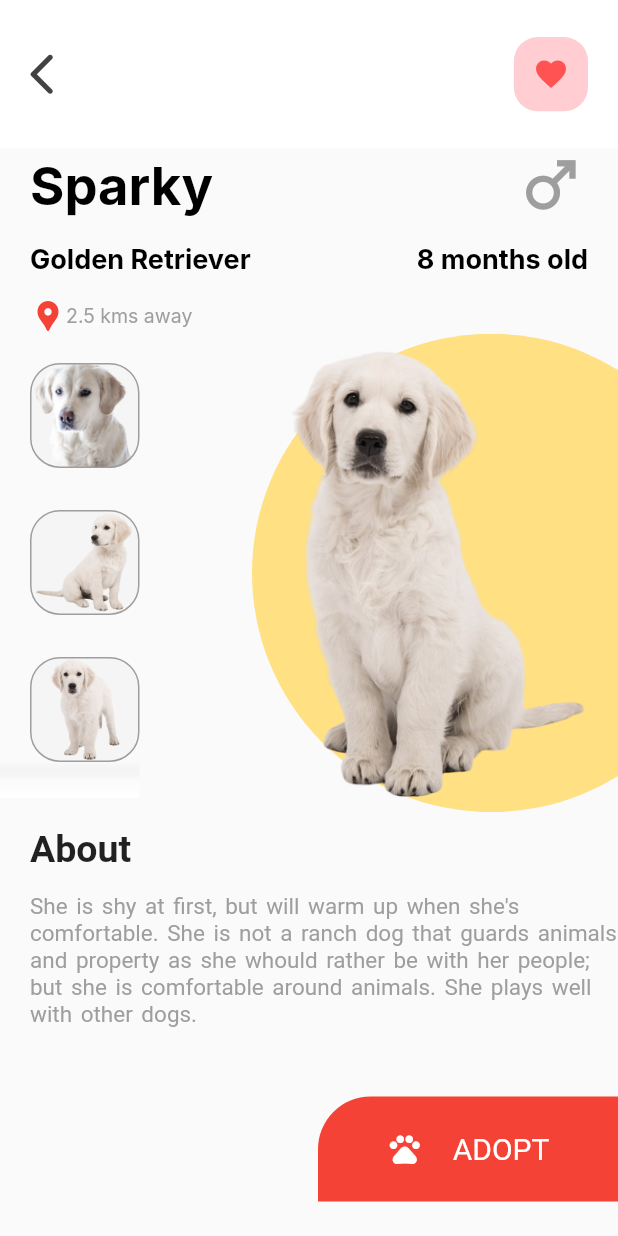
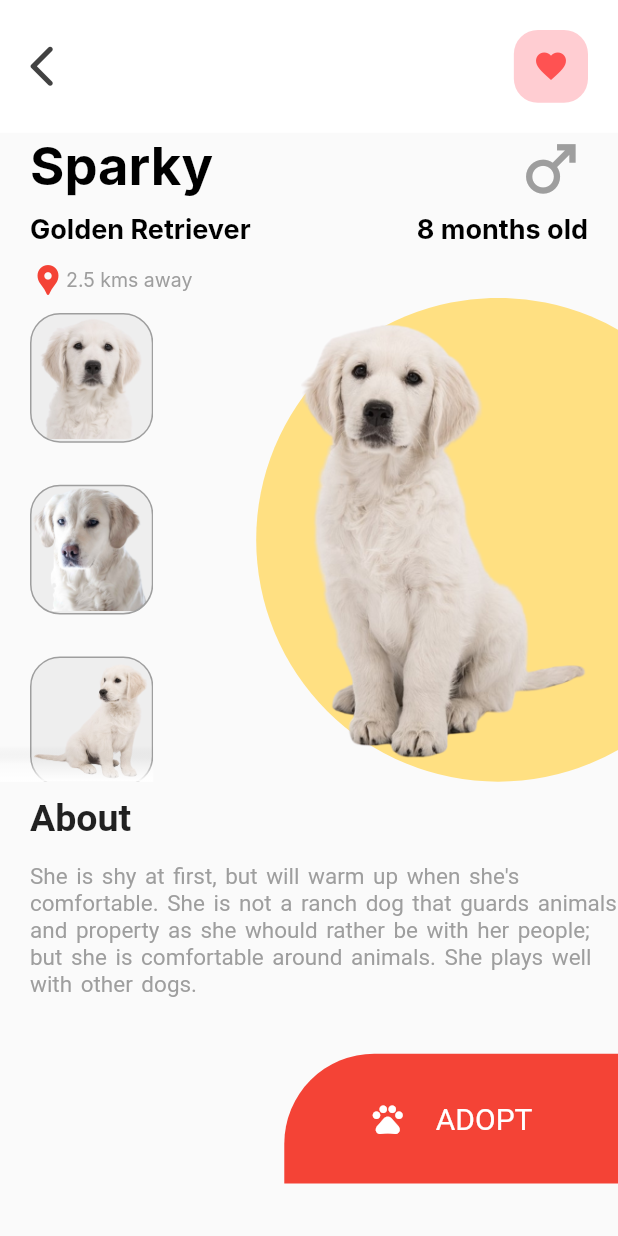
Before and after one commit to dudadiass/challenge_02, a Flutter app: the screen it shows after launch, after a tap on "Sparky", on a phone screen of 412 x 824 dp. Run offline on Flutter 3.47's test engine with Material 2 defaults, Android fonts, the phone set to English and light mode, and no system bars; Roboto replaces fonts that are missing (Inter).

Commit message:
details page finished responsivity

```diff
--- a/lib/app/models/animal_model.dart
+++ b/lib/app/models/animal_model.dart
@@ -21,7 +21,6 @@ class AnimalModel {
   final String localization;
   final bool isFavorite;
   final String about;
-  final String cardImage;
   final String mainImage;
   final Color colour;
   final List<String> galleryImages;
@@ -34,7 +33,6 @@ class AnimalModel {
     required this.localization,
     required this.isFavorite,
     required this.about,
-    required this.cardImage,
     required this.mainImage,
     required this.colour,
     required this.galleryImages,
--- a/lib/app/repositories/animal_repository.dart
+++ b/lib/app/repositories/animal_repository.dart
@@ -13,12 +13,11 @@ class AnimalRepository {
       isFavorite: false,
       about:
           "She is shy at first, but will warm up when she's comfortable. She is not a ranch dog that guards animals and property as she whould rather be with her people; but she is comfortable around animals. She plays well with other dogs.",
-      cardImage:
-          "assets/images/pets/dogs/golden_retriever/golden_retriever_01.png",
       mainImage:
           "assets/images/pets/dogs/golden_retriever/golden_retriever_07.png",
       colour: Colors.amber.shade200,
       galleryImages: [
+        "assets/images/pets/dogs/golden_retriever/golden_retriever_01.png",
         "assets/images/pets/dogs/golden_retriever/golden_retriever_02.png",
         "assets/images/pets/dogs/golden_retriever/golden_retriever_03.png",
         "assets/images/pets/dogs/golden_retriever/golden_retriever_04.png",
@@ -35,12 +34,11 @@ class AnimalRepository {
       isFavorite: false,
       about:
           "He is shy at first, but will warm up when he's comfortable. He is not a ranch dog that guards animals and property as he whould rather be with his people; but he is comfortable around animals. He plays well with other dogs.",
-      cardImage:
-          "assets/images/pets/dogs/jack_russell_terrier/jack_russell_terrier_01.png",
       mainImage:
           "assets/images/pets/dogs/jack_russell_terrier/jack_russell_terrier_05.png",
       colour: Colors.green.shade200,
       galleryImages: [
+        "assets/images/pets/dogs/jack_russell_terrier/jack_russell_terrier_01.png",
         "assets/images/pets/dogs/jack_russell_terrier/jack_russell_terrier_02.png",
         "assets/images/pets/dogs/jack_russell_terrier/jack_russell_terrier_03.png",
         "assets/images/pets/dogs/jack_russell_terrier/jack_russell_terrier_04.png",
@@ -55,10 +53,10 @@ class AnimalRepository {
       isFavorite: false,
       about:
           "He is shy at first, but will warm up when he's comfortable. He is not a ranch dog that guards animals and property as he whould rather be with his people; but he is comfortable around animals. He plays well with other dogs.",
-      cardImage: "assets/images/pets/dogs/siberian_husky/siberian_husky_01.png",
       mainImage: "assets/images/pets/dogs/siberian_husky/siberian_husky_07.png",
       colour: Colors.blue.shade200,
       galleryImages: [
+        "assets/images/pets/dogs/siberian_husky/siberian_husky_01.png",
         "assets/images/pets/dogs/siberian_husky/siberian_husky_02.png",
         "assets/images/pets/dogs/siberian_husky/siberian_husky_03.png",
         "assets/images/pets/dogs/siberian_husky/siberian_husky_04.png",
@@ -75,10 +73,15 @@ class AnimalRepository {
       isFavorite: false,
       about:
           "She is shy at first, but will warm up when she's comfortable. She is not a ranch dog that guards animals and property as she whould rather be with her people; but she is comfortable around animals. She plays well with other dogs.",
-      cardImage: "assets/images/pets/dogs/pug/pug_01.png",
-      mainImage: "",
+      mainImage: "assets/images/pets/dogs/pug/pug_06.png",
       colour: Colors.orange.shade200,
-      galleryImages: [""],
+      galleryImages: [
+        "assets/images/pets/dogs/pug/pug_01.png",
+        "assets/images/pets/dogs/pug/pug_02.png",
+        "assets/images/pets/dogs/pug/pug_03.png",
+        "assets/images/pets/dogs/pug/pug_04.png",
+        "assets/images/pets/dogs/pug/pug_05.png",
+      ],
     ),
   ];
 }
--- a/lib/app/widgets/details_page_widgets/about_widgets/about_widget.dart
+++ b/lib/app/widgets/details_page_widgets/about_widgets/about_widget.dart
@@ -10,8 +10,7 @@ class PetAboutWidget extends StatelessWidget {
   Widget build(BuildContext context) {
     final size = MediaQuery.of(context).size;
     return SizedBox(
-      width: size.width * 1,
-      height: size.height * 0.23,
+      height: size.width * 0.44,
       child: Padding(
         padding: const EdgeInsets.only(left: 20, top: 10),
         child: Column(
--- a/lib/app/widgets/details_page_widgets/adopt_bottom_widgets/adopt_bottom_widget.dart
+++ b/lib/app/widgets/details_page_widgets/adopt_bottom_widgets/adopt_bottom_widget.dart
@@ -6,15 +6,16 @@ class AdoptBottomWidget extends StatelessWidget {
 
   @override
   Widget build(BuildContext context) {
+    final size = MediaQuery.of(context).size;
     return Row(
       mainAxisAlignment: MainAxisAlignment.end,
       children: [
         Container(
-          width: 200,
-          height: 70,
+          width: size.width * 0.54,
+          height: size.width * 0.21,
           decoration: const BoxDecoration(
             color: Colors.red,
-            borderRadius: BorderRadius.only(topLeft: Radius.circular(35)),
+            borderRadius: BorderRadius.only(topLeft: Radius.circular(60)),
           ),
           child: Center(
             child: Row(
--- a/lib/app/widgets/details_page_widgets/app_bar_widgets/app_bar_items_widget.dart
+++ b/lib/app/widgets/details_page_widgets/app_bar_widgets/app_bar_items_widget.dart
@@ -9,13 +9,13 @@ class AppBarWidget extends StatelessWidget {
   Widget build(BuildContext context) {
     final size = MediaQuery.of(context).size;
     return AppBar(
-      toolbarHeight: size.height * 0.12,
+      toolbarHeight: size.width * 0.215,
       elevation: 0.0,
       leading: IconButton(
         onPressed: () => Navigator.pop(context, AppRouter.home),
         icon: Icon(
           Icons.arrow_back_ios_new_rounded,
-          size: size.height * 0.04,
+          size: size.width * 0.080,
           color: AppTheme.iconMenu,
         ),
       ),
@@ -28,7 +28,7 @@ class AppBarWidget extends StatelessWidget {
               Padding(
                 padding: const EdgeInsets.all(10.0),
                 child: Container(
-                  height: size.height * 0.06,
+                  height: size.width * 0.12,
                   width: size.width * 0.12,
                   decoration: BoxDecoration(
                       borderRadius: BorderRadius.circular(16),
--- a/lib/app/widgets/details_page_widgets/images_widgets/gallery_image.dart
+++ b/lib/app/widgets/details_page_widgets/images_widgets/gallery_image.dart
@@ -8,13 +8,14 @@ class PetGalleryImageWidget extends StatelessWidget {
 
   @override
   Widget build(BuildContext context) {
+    final size = MediaQuery.of(context).size;
     return Padding(
       padding: const EdgeInsets.only(top: 10, left: 20),
       child: Container(
-          width: 70,
-          height: 70,
+          width: size.width * 0.187, //70
+          height: size.height * 0.105, //70
           decoration: BoxDecoration(
-            color: Colors.grey[100],
+            color: AppTheme.backgroundContainer,
             border: Border.all(color: AppTheme.textColor2),
             borderRadius: BorderRadius.circular(20),
             image: DecorationImage(
--- a/lib/app/widgets/details_page_widgets/images_widgets/main_image_widget.dart
+++ b/lib/app/widgets/details_page_widgets/images_widgets/main_image_widget.dart
@@ -16,11 +16,12 @@ class GalleryImagesWidget extends StatelessWidget {
 
   @override
   Widget build(BuildContext context) {
+    final size = MediaQuery.of(context).size;
     return Row(
       children: [
         SizedBox(
-          width: 93,
-          height: 300,
+          width: size.width * 0.248,
+          height: size.width * 0.783,
           child: Stack(alignment: Alignment.bottomCenter, children: [
             ListView.builder(
               itemCount: galleryImage.length,
@@ -53,6 +54,8 @@ class GalleryImagesWidget extends StatelessWidget {
           ]),
         ),
         Expanded(
+          child: SizedBox(
+            height: size.width * 0.783,
             child: Stack(
               alignment: Alignment.center,
               children: [
@@ -72,6 +75,7 @@ class GalleryImagesWidget extends StatelessWidget {
               ],
             ),
           ),
+        ),
       ],
     );
   }
--- a/lib/app/widgets/details_page_widgets/info_widgets/info_animals_widget.dart
+++ b/lib/app/widgets/details_page_widgets/info_widgets/info_animals_widget.dart
@@ -13,7 +13,7 @@ class InfoWidget extends StatelessWidget {
   Widget build(BuildContext context) {
     final size = MediaQuery.of(context).size;
     return SizedBox(
-      height: size.height * 0.15,
+      height: size.width * 0.267,
       child: Column(
         crossAxisAlignment: CrossAxisAlignment.start,
         children: [
--- a/lib/app/widgets/home_page_widgets/category_widgets/category_list_widget.dart
+++ b/lib/app/widgets/home_page_widgets/category_widgets/category_list_widget.dart
@@ -15,7 +15,7 @@ class _CategoryListWidgetState extends State<CategoryListWidget> {
     return SliverToBoxAdapter(
       child: Container(
         color: AppTheme.backgroundContainer,
-        height: size.height * 0.12, //80.04
+        height: size.width * 0.22, //80.04
         child: ListView(
           scrollDirection: Axis.horizontal,
           padding: const EdgeInsets.all(10),
--- a/lib/app/widgets/home_page_widgets/list_widgets/card_widget.dart
+++ b/lib/app/widgets/home_page_widgets/list_widgets/card_widget.dart
@@ -34,7 +34,7 @@ class CardWidget extends StatelessWidget {
                   color: animalModel.colour,
                   borderRadius: BorderRadius.circular(20),
                 ),
-                child: Image.asset(animalModel.cardImage),
+                child: Image.asset(animalModel.mainImage),
               ),
             ],
           ),
```
Also changed, not shown: assets/images/pets/dogs/pug/pug_02.png (added), assets/images/pets/dogs/pug/pug_03.png (added), assets/images/pets/dogs/pug/pug_04.png (added), assets/images/pets/dogs/pug/pug_05.png (added), assets/images/pets/dogs/pug/pug_06.png (added). Lines whose indentation alone changed are shown as unchanged.
